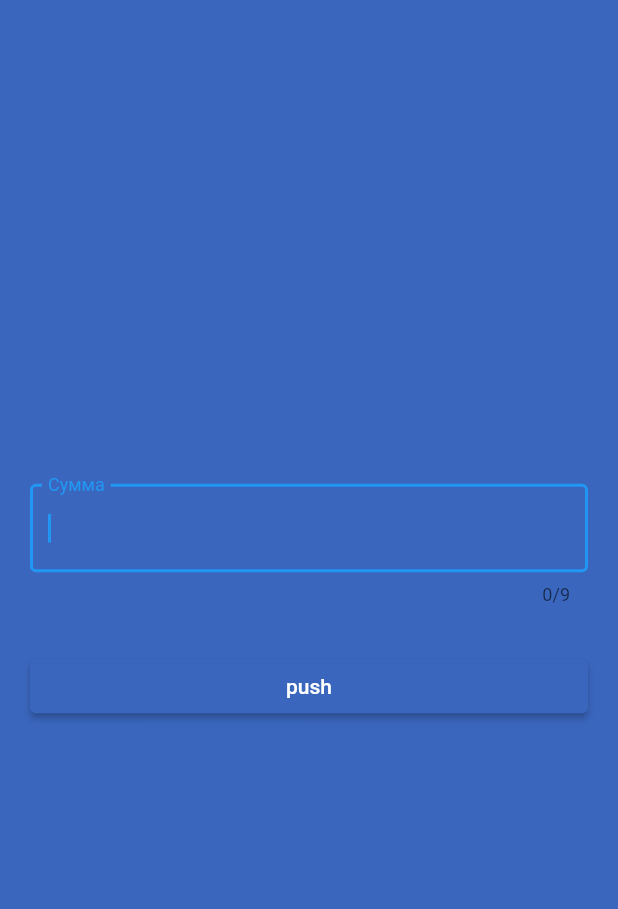
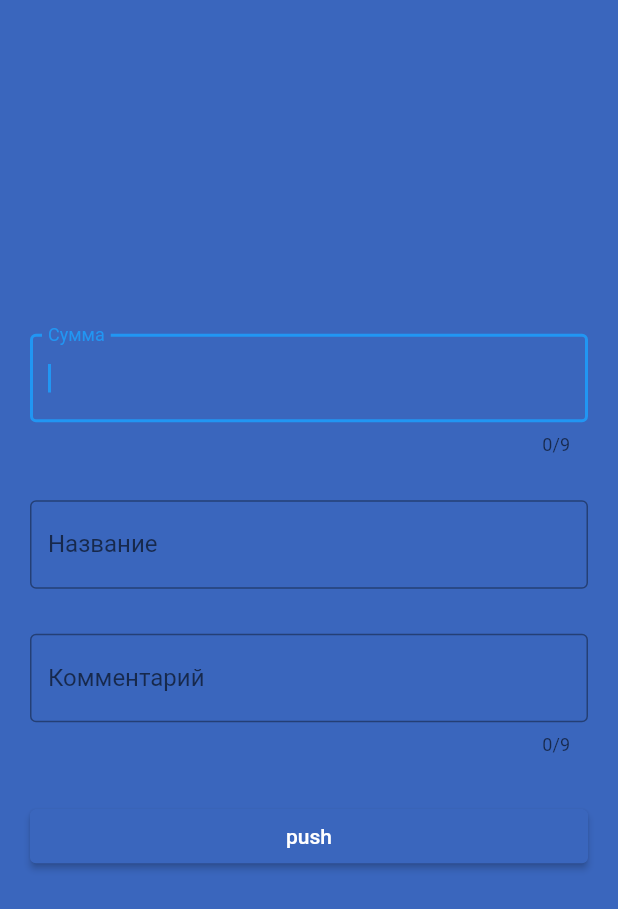
Before and after one commit to MaryDayGit/keeptrack, a Flutter app: the screen it shows after launch, after a tap on "push", on a phone screen of 412 x 824 dp. Shown: the top 909 px of the screen. Run offline on Flutter 3.47's test engine with Material 2 defaults, Android fonts, the phone set to English and light mode, and no system bars; our stand-ins replace syncfusion_flutter_charts.

Commit message:
первая карточка

```diff
--- a/lib/page/addtranz.dart
+++ b/lib/page/addtranz.dart
@@ -13,25 +13,27 @@ class AddTranz extends StatefulWidget {
 
 class _AddTranzState extends State<AddTranz> {
   final _sumatranz = TextEditingController();
-  List<String> titleTranz = [];
-  List<String> commentTranz = [];
-  List<String> sumaTranz = [];
+  final _tittletranz = TextEditingController();
+  final _commenttranz = TextEditingController();
+  List<String> titleTranzList = [];
+  List<String> commentTranzList = [];
+  List<String> sumaTranzList = [];
 
   ModelTranz tanz1 = ModelTranz(comment: '', title: '', suma: 0);
 
   SaveInfo() {
-    tanz1.title = 'test1';
-    tanz1.comment = 'test2';
+    tanz1.title = _tittletranz.text;
+    tanz1.comment = _commenttranz.text;
     tanz1.suma = int.parse(_sumatranz.text);
-    titleTranz.add(tanz1.title);
-    commentTranz.add(tanz1.comment);
-    sumaTranz.add(tanz1.toString());
+    titleTranzList.add(tanz1.title);
+    commentTranzList.add(tanz1.comment);
+    sumaTranzList.add(_sumatranz.text);
     Navigator.of(context).push(
       MaterialPageRoute(
         builder: (context) => MainHomePage(
-            titleTranz: titleTranz,
-            commentTranz: commentTranz,
-            sumaTranz: sumaTranz),
+            titleTranz: titleTranzList,
+            commentTranz: commentTranzList,
+            sumaTranz: sumaTranzList),
       ),
     );
   }
@@ -53,6 +55,39 @@ class _AddTranzState extends State<AddTranz> {
                 autofocus: true,
                 decoration: const InputDecoration(
                   labelText: "Сумма",
+                  border: OutlineInputBorder(),
+                ),
+                keyboardType: TextInputType.text,
+                style: const TextStyle(fontSize: 16, color: Colors.black),
+              ),
+            ),
+            const SizedBox(
+              height: 20,
+            ),
+            Container(
+              margin: const EdgeInsets.fromLTRB(20, 0, 20, 10),
+              child: TextFormField(
+                controller: _tittletranz,
+                autofocus: true,
+                decoration: const InputDecoration(
+                  labelText: "Название",
+                  border: OutlineInputBorder(),
+                ),
+                keyboardType: TextInputType.text,
+                style: const TextStyle(fontSize: 16, color: Colors.black),
+              ),
+            ),
+            const SizedBox(
+              height: 20,
+            ),
+            Container(
+              margin: const EdgeInsets.fromLTRB(20, 0, 20, 10),
+              child: TextFormField(
+                maxLength: 9,
+                controller: _commenttranz,
+                autofocus: true,
+                decoration: const InputDecoration(
+                  labelText: "Комментарий",
                   border: OutlineInputBorder(),
                 ),
                 keyboardType: TextInputType.text,
```
Also changed, not shown: lib/page/mainpage.dart (+45 -5 lines).
